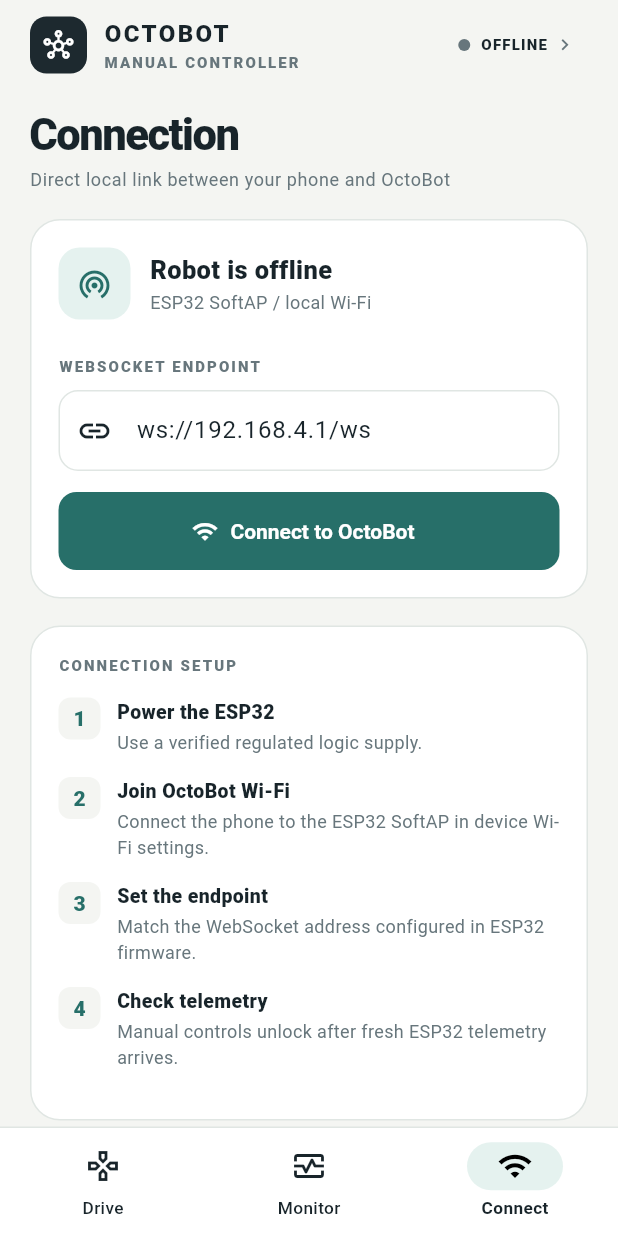
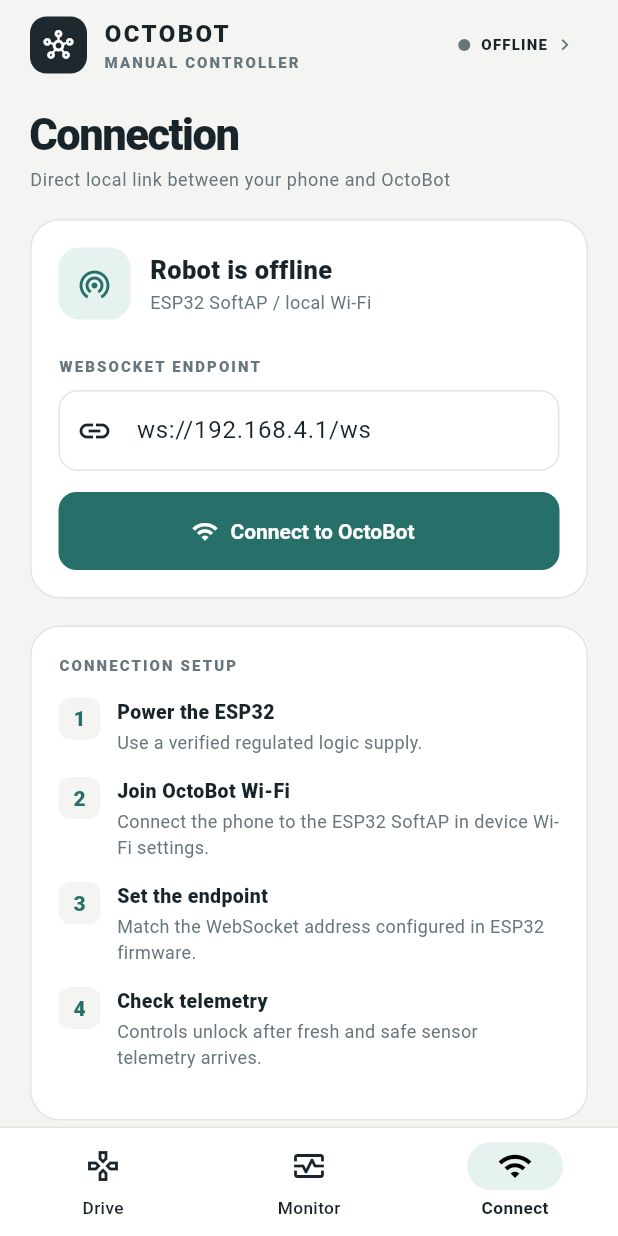
Before and after one commit to Mark-Batongbacal/OctoBot, a Flutter app: the screen it shows after launch, item 3 of the bottom bar chosen, on a phone screen of 412 x 824 dp. Run offline on Flutter 3.47's test engine with Material 3 defaults, Android fonts, the phone set to English and light mode, and no system bars.

Commit message:
docs/tests(flutter): reflect obstacle interlock and STOP-free manual controls

```diff
--- a/flutter/lib/features/connection_screen.dart
+++ b/flutter/lib/features/connection_screen.dart
@@ -97,7 +97,7 @@ class _ConnectionScreenState extends State<ConnectionScreen> {
         _SetupStep(n: '3', title: 'Set the endpoint',
           description: 'Match the WebSocket address configured in ESP32 firmware.'),
         _SetupStep(n: '4', title: 'Check telemetry',
-          description: 'Manual controls unlock after fresh ESP32 telemetry arrives.'),
+          description: 'Controls unlock after fresh and safe sensor telemetry arrives.'),
       ])),
       Container(
         padding: const EdgeInsets.all(15),
```
